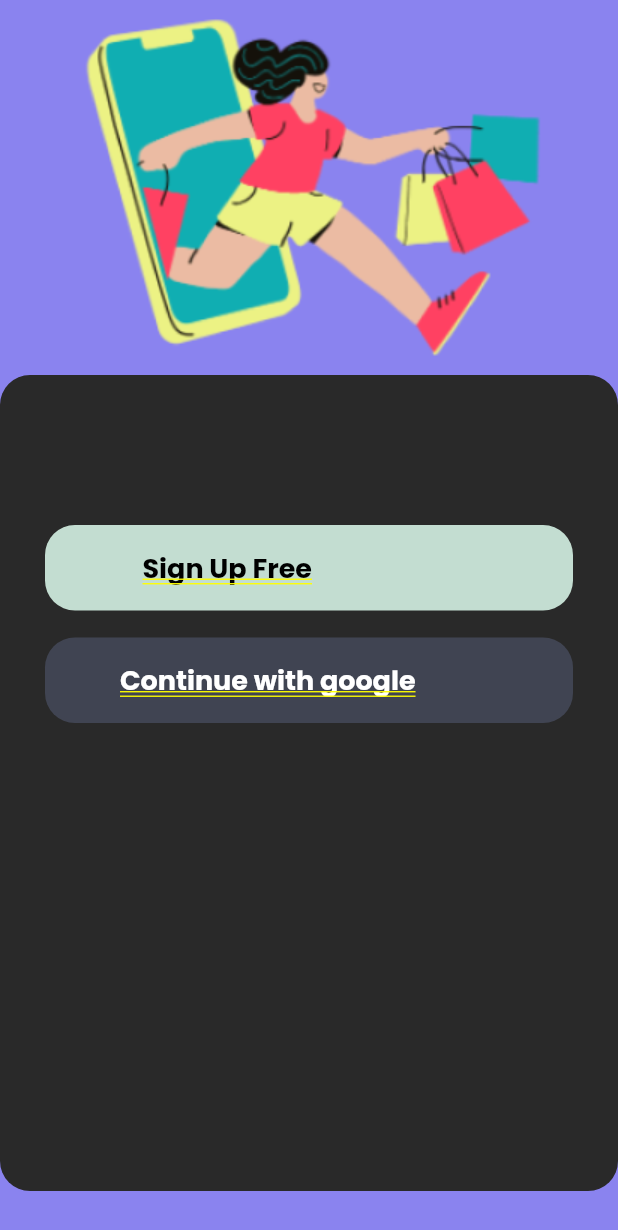
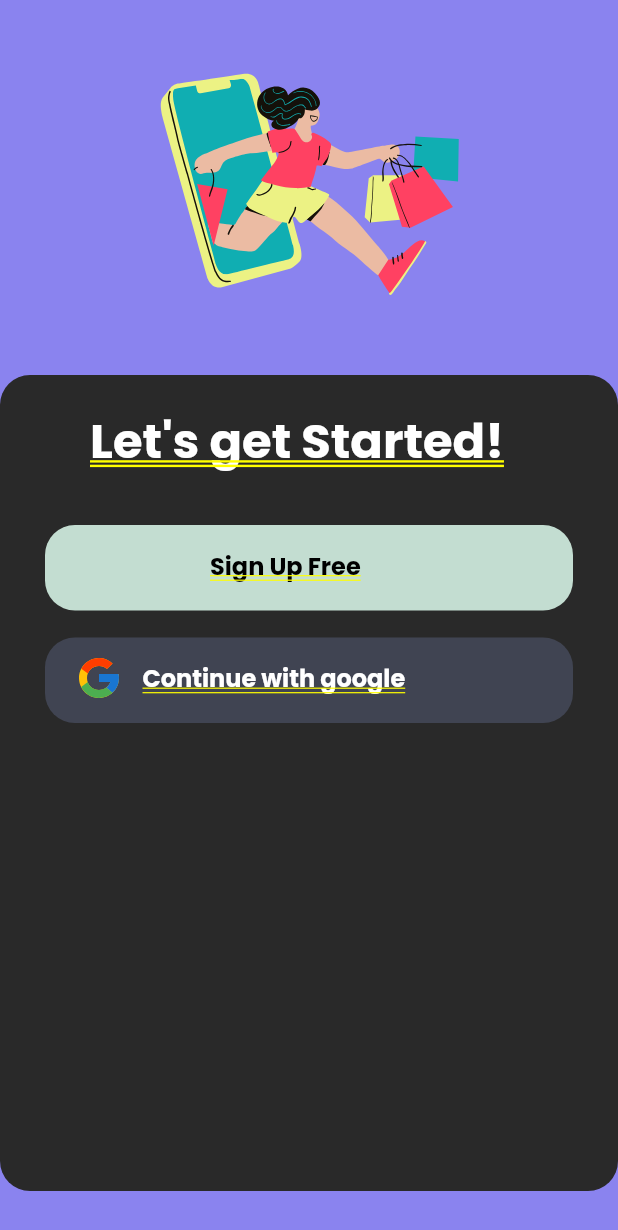
Before and after one commit to Tsabitah07/ecommerce_app, a Flutter app: the screen it shows after launch, on a phone screen of 412 x 824 dp. Shown: the top 1230 px of the screen. Run offline on Flutter 3.47's test engine with Material 2 defaults, Android fonts, the phone set to English and light mode, and no system bars; our stand-ins replace flutter_svg, google_fonts.

Commit message:
feat [FT] Merapihkan folder

```diff
--- a/lib/main.dart
+++ b/lib/main.dart
@@ -1,5 +1,5 @@
-import 'package:ecommerce_app/RegisterPage.dart';
 import 'package:flutter/material.dart';
+import './view/RegisterPage.dart';
 
 void main() {
   runApp(const MyApp());
--- a/lib/RegisterPage.dart
+++ b/lib/view/RegisterPage.dart
@@ -1,5 +1,8 @@
 import 'package:flutter/material.dart';
 import 'package:google_fonts/google_fonts.dart';
+import 'package:flutter_svg/flutter_svg.dart';
+
+//note ganti dari positioned ke column
 
 class Register extends StatelessWidget {
   @override
@@ -11,8 +14,8 @@ class Register extends StatelessWidget {
           Positioned(
             left: 35,
             right: 35,
-            child: Image.asset(
-              'assets/images/RegShop.png',
+            child: SvgPicture.asset(
+              'assets/images/Reg.svg',
               width: 250,
               height: 245,
             ),
@@ -50,28 +53,30 @@ class Register extends StatelessWidget {
             ),
           ),
           Positioned(
+            top: 270,
+            left: 60,
+            child: Text(
+              "Let's get Started!",
+              style: GoogleFonts.poppins(
+                color: Colors.white,
+                fontSize: 32,
+                fontWeight: FontWeight.bold,
+              ),
+            ),
+          ),
+          Positioned(
             top: 365,
-            left: 95,
-            right: 95,
+            left: 140,
+            right: 120,
             child: Text(
               "Sign Up Free",
               style: GoogleFonts.poppins(
                 color: Colors.black,
-                fontSize: 18,
+                fontSize: 16,
                 fontWeight: FontWeight.bold,
               ),
-              semanticsLabel: "Sign Up Free",
             ),
           ),
-          const Positioned(
-              top: 425,
-              left: 30,
-              right: 30,
-              child: Icon(
-                Icons.favorite,
-                color: Colors.white,
-                size: 50,
-              )),
           Positioned(
             //continue with google card
             top: 425,
@@ -89,14 +94,23 @@ class Register extends StatelessWidget {
             ),
           ),
           Positioned(
+            top: 436,
+            left: 50,
+            child: SvgPicture.asset(
+              'assets/images/Google.svg',
+              height: 32,
+              width: 32,
+            ),
+          ),
+          Positioned(
             top: 440,
-            left: 80,
+            left: 95,
             right: 70,
             child: Text(
-              "Continue with google",
+              "Continue with google ",
               style: GoogleFonts.poppins(
                 color: Colors.white,
-                fontSize: 18,
+                fontSize: 16,
                 fontWeight: FontWeight.bold,
               ),
             ),
--- a/pubspec.yaml
+++ b/pubspec.yaml
@@ -31,6 +31,7 @@ dependencies:
   flutter:
     sdk: flutter
   google_fonts: ^6.1.0
+  flutter_svg: ^2.0.7
 
   # The following adds the Cupertino Icons font to your application.
   # Use with the CupertinoIcons class for iOS style icons.
@@ -60,4 +61,5 @@ flutter:
 
   # To add assets to your application, add an assets section, like this:
   assets:
-    - assets/images/  # Indentation fixed
+    - assets/images/
+    - assets/images/Google.svg
```
Also changed, not shown: assets/images/Google.svg (added), assets/images/Reg.svg (added), assets/images/RegShop.png (deleted), lib/view/HomePage.dart (renamed from lib/HomePage.dart), lib/view/LoginPage.dart (added), lib/view/Wallet.dart (added), lib/widget/widgets.dart (added), pubspec.lock.
